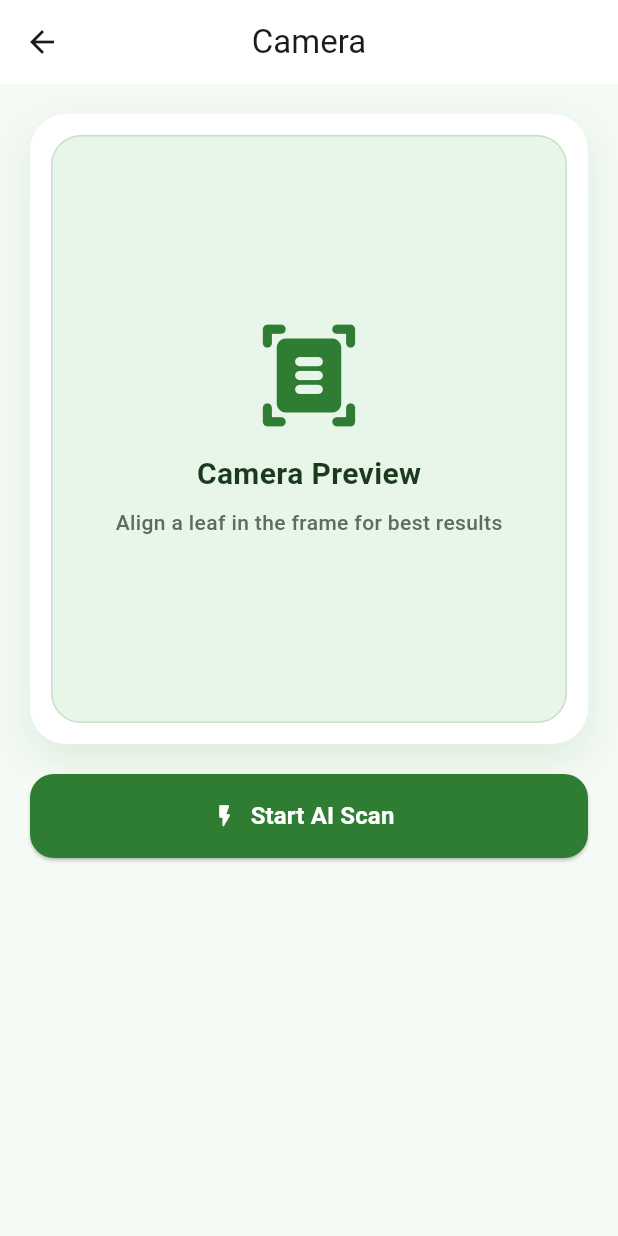
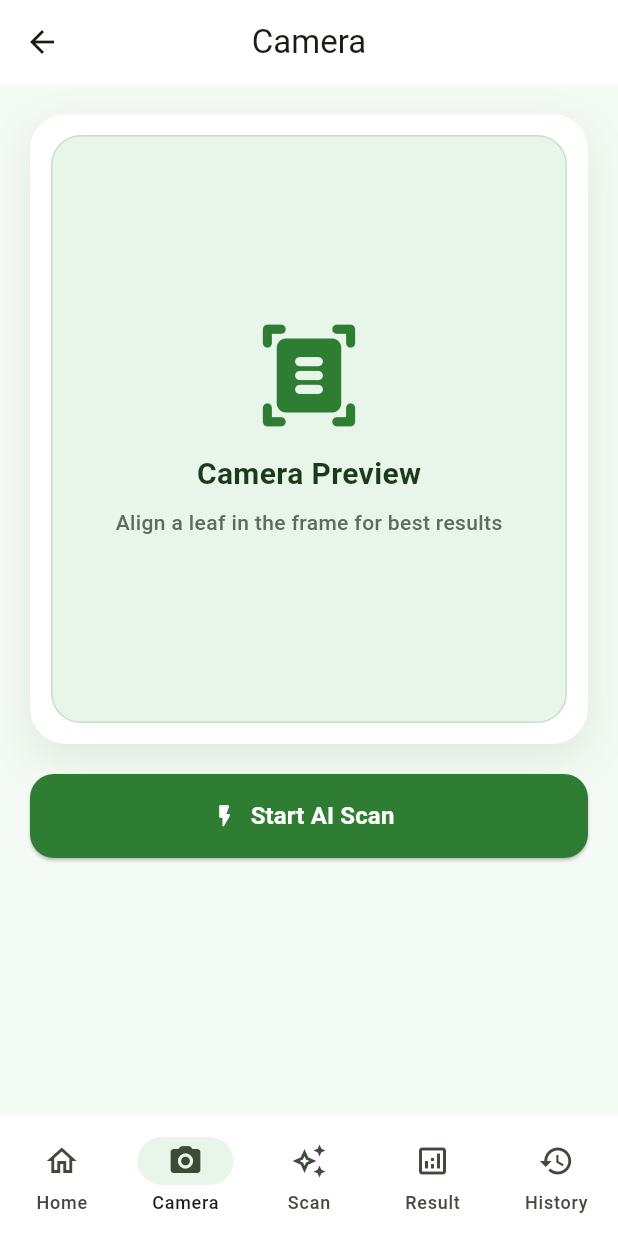
Before and after one commit to DevPatel1023/agri_scan, a Flutter app: the screen it shows after launch, after a tap on "Capture Image", on a phone screen of 412 x 824 dp. Run offline on Flutter 3.47's test engine with Material 3 defaults, Android fonts, the light colour scheme and no system bars.

Commit message:
feat: bottom navgation bar

```diff
--- /dev/null
+++ b/lib/components/agri_bottom_nav.dart
@@ -0,0 +1,60 @@
+import 'package:agri_scan/screens/ai_scanning_screen.dart';
+import 'package:agri_scan/screens/camera_screen.dart';
+import 'package:agri_scan/screens/disease_result_screen.dart';
+import 'package:agri_scan/screens/history_screen.dart';
+import 'package:agri_scan/screens/home_screen.dart';
+import 'package:flutter/material.dart';
+
+class AgriBottomNav extends StatelessWidget {
+  const AgriBottomNav({super.key, required this.currentIndex});
+
+  final int currentIndex;
+
+  static const List<String> _routes = [
+    HomeScreen.routeName,
+    CameraScreen.routeName,
+    AiScanningScreen.routeName,
+    DiseaseResultScreen.routeName,
+    HistoryScreen.routeName,
+  ];
+
+  @override
+  Widget build(BuildContext context) {
+    return NavigationBar(
+      selectedIndex: currentIndex,
+      backgroundColor: Colors.white,
+      indicatorColor: const Color(0xFFE8F5E9),
+      onDestinationSelected: (index) {
+        if (index == currentIndex) return;
+        Navigator.pushReplacementNamed(context, _routes[index]);
+      },
+      destinations: const [
+        NavigationDestination(
+          icon: Icon(Icons.home_outlined),
+          selectedIcon: Icon(Icons.home_rounded),
+          label: 'Home',
+        ),
+        NavigationDestination(
+          icon: Icon(Icons.photo_camera_outlined),
+          selectedIcon: Icon(Icons.photo_camera_rounded),
+          label: 'Camera',
+        ),
+        NavigationDestination(
+          icon: Icon(Icons.auto_awesome_outlined),
+          selectedIcon: Icon(Icons.auto_awesome_rounded),
+          label: 'Scan',
+        ),
+        NavigationDestination(
+          icon: Icon(Icons.analytics_outlined),
+          selectedIcon: Icon(Icons.analytics_rounded),
+          label: 'Result',
+        ),
+        NavigationDestination(
+          icon: Icon(Icons.history_outlined),
+          selectedIcon: Icon(Icons.history_rounded),
+          label: 'History',
+        ),
+      ],
+    );
+  }
+}
--- a/lib/screens/ai_scanning_screen.dart
+++ b/lib/screens/ai_scanning_screen.dart
@@ -1,5 +1,6 @@
 import 'package:flutter/material.dart';
 import 'package:agri_scan/screens/disease_result_screen.dart';
+import 'package:agri_scan/components/agri_bottom_nav.dart';
 
 class AiScanningScreen extends StatelessWidget {
   static const String routeName = '/scanning';
@@ -81,6 +82,7 @@ class AiScanningScreen extends StatelessWidget {
           ),
         ),
       ),
+      bottomNavigationBar: const AgriBottomNav(currentIndex: 2),
     );
   }
 }
--- a/lib/screens/camera_screen.dart
+++ b/lib/screens/camera_screen.dart
@@ -1,5 +1,6 @@
 import 'package:flutter/material.dart';
 import 'package:agri_scan/screens/ai_scanning_screen.dart';
+import 'package:agri_scan/components/agri_bottom_nav.dart';
 
 class CameraScreen extends StatelessWidget {
   static const String routeName = '/camera';
@@ -97,6 +98,7 @@ class CameraScreen extends StatelessWidget {
           ),
         ),
       ),
+      bottomNavigationBar: const AgriBottomNav(currentIndex: 1),
     );
   }
 }
--- a/lib/screens/disease_result_screen.dart
+++ b/lib/screens/disease_result_screen.dart
@@ -1,5 +1,6 @@
 import 'package:flutter/material.dart';
 import 'package:agri_scan/screens/history_screen.dart';
+import 'package:agri_scan/components/agri_bottom_nav.dart';
 
 class DiseaseResultScreen extends StatelessWidget {
   static const String routeName = '/result';
@@ -149,6 +150,7 @@ class DiseaseResultScreen extends StatelessWidget {
           ),
         ),
       ),
+      bottomNavigationBar: const AgriBottomNav(currentIndex: 3),
     );
   }
 }
--- a/lib/screens/history_screen.dart
+++ b/lib/screens/history_screen.dart
@@ -1,4 +1,5 @@
 import 'package:flutter/material.dart';
+import 'package:agri_scan/components/agri_bottom_nav.dart';
 
 class HistoryScreen extends StatelessWidget {
   static const String routeName = '/history';
@@ -124,6 +125,7 @@ class HistoryScreen extends StatelessWidget {
           },
         ),
       ),
+      bottomNavigationBar: const AgriBottomNav(currentIndex: 4),
     );
   }
 }
--- a/lib/screens/home_screen.dart
+++ b/lib/screens/home_screen.dart
@@ -1,5 +1,6 @@
 import 'package:flutter/material.dart';
 import 'package:agri_scan/screens/camera_screen.dart';
+import 'package:agri_scan/components/agri_bottom_nav.dart';
 
 class HomeScreen extends StatelessWidget {
   static const String routeName = '/';
@@ -166,6 +167,7 @@ class HomeScreen extends StatelessWidget {
           ),
         ),
       ),
+      bottomNavigationBar: const AgriBottomNav(currentIndex: 0),
     );
   }
 }
```
